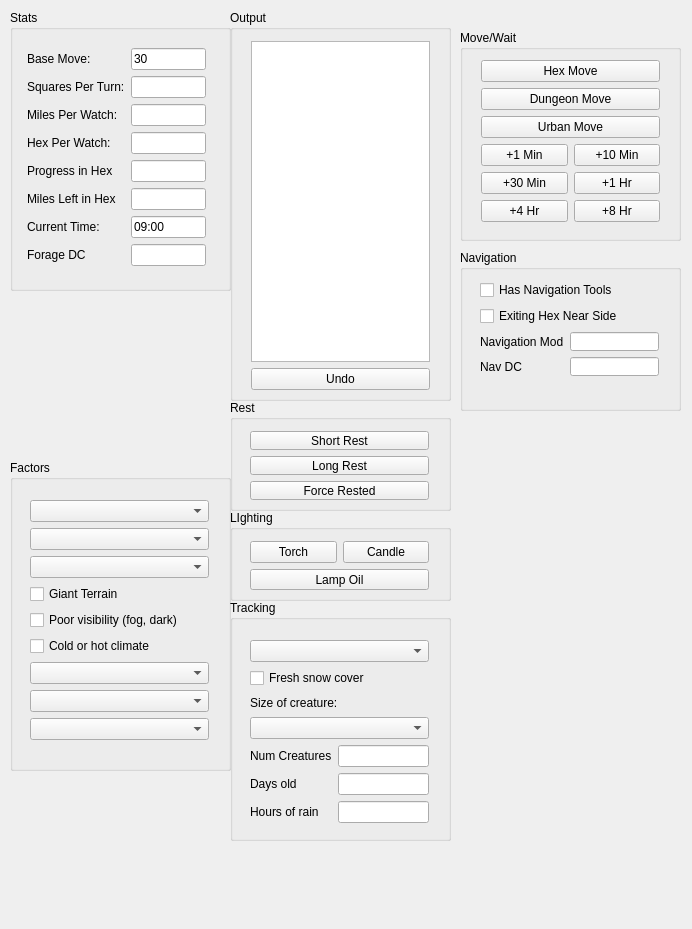
Qt form mainwindow.ui (erickveil/DungeonMoveTracker) before a commit.
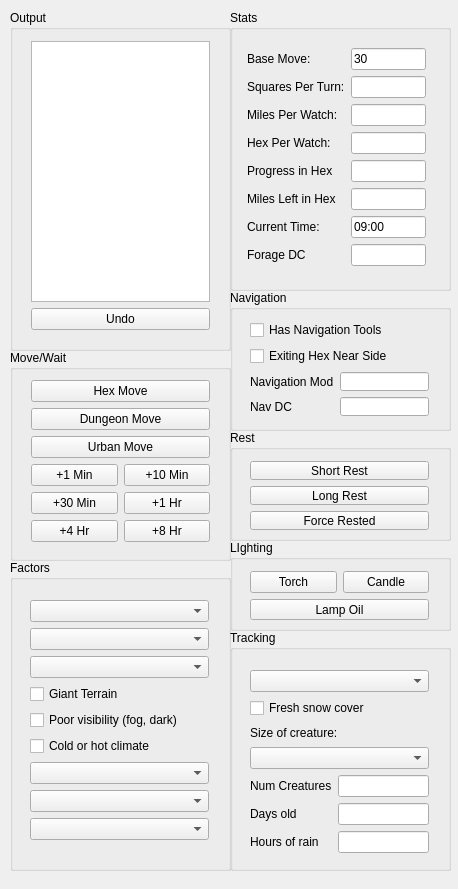
The same form after that commit.

Commit message: Re-organized inteface

What changed in the file:
```diff
--- a/mainwindow.ui
+++ b/mainwindow.ui
@@ -6,8 +6,8 @@
    <rect>
     <x>0</x>
     <y>0</y>
-    <width>692</width>
-    <height>929</height>
+    <width>458</width>
+    <height>889</height>
    </rect>
   </property>
   <property name="windowTitle">
@@ -18,7 +18,7 @@
     <property name="geometry">
      <rect>
       <x>230</x>
-      <y>600</y>
+      <y>630</y>
       <width>221</width>
       <height>241</height>
      </rect>
@@ -97,7 +97,7 @@
     <property name="geometry">
      <rect>
       <x>230</x>
-      <y>510</y>
+      <y>540</y>
       <width>221</width>
       <height>91</height>
      </rect>
@@ -146,8 +146,8 @@
    <widget class="QGroupBox" name="groupBox_4">
     <property name="geometry">
      <rect>
-      <x>460</x>
-      <y>30</y>
+      <x>10</x>
+      <y>350</y>
       <width>221</width>
       <height>211</height>
      </rect>
@@ -245,7 +245,7 @@
     <property name="geometry">
      <rect>
       <x>10</x>
-      <y>460</y>
+      <y>560</y>
       <width>221</width>
       <height>311</height>
      </rect>
@@ -308,7 +308,7 @@
    <widget class="QGroupBox" name="groupBox_6">
     <property name="geometry">
      <rect>
-      <x>10</x>
+      <x>230</x>
       <y>10</y>
       <width>221</width>
       <height>281</height>
@@ -421,10 +421,10 @@
    <widget class="QGroupBox" name="groupBox_7">
     <property name="geometry">
      <rect>
-      <x>230</x>
+      <x>10</x>
       <y>10</y>
       <width>221</width>
-      <height>391</height>
+      <height>341</height>
      </rect>
     </property>
     <property name="title">
@@ -436,7 +436,7 @@
        <x>10</x>
        <y>20</y>
        <width>201</width>
-       <height>371</height>
+       <height>311</height>
       </rect>
      </property>
      <layout class="QVBoxLayout" name="verticalLayout">
@@ -457,7 +457,7 @@
     <property name="geometry">
      <rect>
       <x>230</x>
-      <y>400</y>
+      <y>430</y>
       <width>221</width>
       <height>111</height>
      </rect>
@@ -502,10 +502,10 @@
    <widget class="QGroupBox" name="groupBox_8">
     <property name="geometry">
      <rect>
-      <x>460</x>
-      <y>250</y>
+      <x>230</x>
+      <y>290</y>
       <width>221</width>
-      <height>161</height>
+      <height>141</height>
      </rect>
     </property>
     <property name="title">
```
